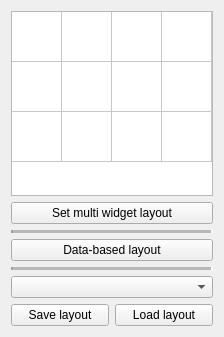
Qt form Modules/QtWidgets/src/QmitkMultiWidgetLayoutSelectionWidget.ui (MITK/MITK) before a commit.
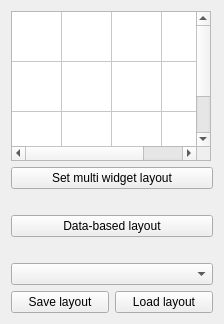
The same form after that commit.

Commit message: make MxN layout selection widget prettier

Diff of the .ui file:
```diff
--- a/Modules/QtWidgets/src/QmitkMultiWidgetLayoutSelectionWidget.ui
+++ b/Modules/QtWidgets/src/QmitkMultiWidgetLayoutSelectionWidget.ui
@@ -7,12 +7,30 @@
     <x>0</x>
     <y>0</y>
     <width>224</width>
-    <height>337</height>
+    <height>324</height>
    </rect>
   </property>
   <layout class="QVBoxLayout" name="verticalLayout">
    <item>
     <widget class="QTableWidget" name="tableWidget">
+     <property name="sizePolicy">
+      <sizepolicy hsizetype="Fixed" vsizetype="Fixed">
+       <horstretch>0</horstretch>
+       <verstretch>0</verstretch>
+      </sizepolicy>
+     </property>
+     <property name="minimumSize">
+      <size>
+       <width>200</width>
+       <height>150</height>
+      </size>
+     </property>
+     <property name="maximumSize">
+      <size>
+       <width>200</width>
+       <height>150</height>
+      </size>
+     </property>
      <property name="editTriggers">
       <set>QAbstractItemView::NoEditTriggers</set>
      </property>
@@ -63,29 +81,17 @@
     </widget>
    </item>
    <item>
-    <widget class="Line" name="line">
-     <property name="minimumSize">
-      <size>
-       <width>0</width>
-       <height>0</height>
-      </size>
-     </property>
-     <property name="baseSize">
-      <size>
-       <width>0</width>
-       <height>0</height>
-      </size>
-     </property>
-     <property name="lineWidth">
-      <number>2</number>
-     </property>
-     <property name="midLineWidth">
-      <number>10</number>
-     </property>
+    <spacer name="verticalSpacer">
      <property name="orientation">
-      <enum>Qt::Horizontal</enum>
+      <enum>Qt::Vertical</enum>
      </property>
-    </widget>
+     <property name="sizeHint" stdset="0">
+      <size>
+       <width>20</width>
+       <height>10</height>
+      </size>
+     </property>
+    </spacer>
    </item>
    <item>
     <widget class="QPushButton" name="dataBasedLayoutButton">
@@ -95,26 +101,17 @@
     </widget>
    </item>
    <item>
-    <widget class="Line" name="line_2">
-     <property name="minimumSize">
+    <spacer name="verticalSpacer_2">
+     <property name="orientation">
+      <enum>Qt::Vertical</enum>
+     </property>
+     <property name="sizeHint" stdset="0">
       <size>
-       <width>0</width>
-       <height>0</height>
+       <width>20</width>
+       <height>10</height>
       </size>
      </property>
-     <property name="frameShadow">
-      <enum>QFrame::Sunken</enum>
-     </property>
-     <property name="lineWidth">
-      <number>2</number>
-     </property>
-     <property name="midLineWidth">
-      <number>10</number>
-     </property>
-     <property name="orientation">
-      <enum>Qt::Horizontal</enum>
-     </property>
-    </widget>
+    </spacer>
    </item>
    <item>
     <widget class="QComboBox" name="selectDefaultLayoutComboBox">
```
